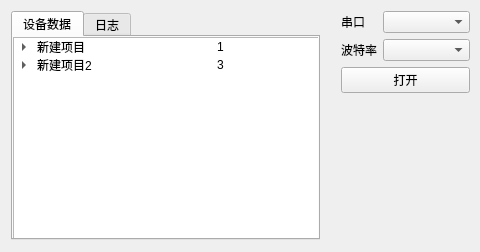
Qt form iotboxwidget.ui (cairijun/iotbox) before a commit.
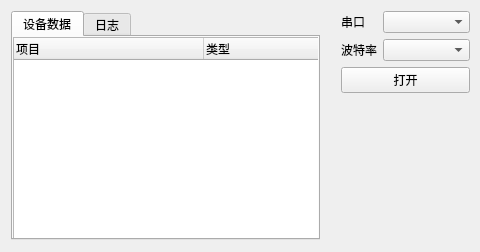
The same form after that commit. The open tabs and pages were chosen to show the change.

Commit message: 完成iotLog类

```diff
--- a/iotboxwidget.ui
+++ b/iotboxwidget.ui
@@ -42,67 +42,27 @@
          </rect>
         </property>
         <attribute name="headerVisible">
-         <bool>false</bool>
+         <bool>true</bool>
         </attribute>
         <attribute name="headerCascadingSectionResizes">
          <bool>false</bool>
         </attribute>
         <attribute name="headerDefaultSectionSize">
-         <number>200</number>
+         <number>190</number>
         </attribute>
         <attribute name="headerStretchLastSection">
          <bool>true</bool>
         </attribute>
         <column>
          <property name="text">
-          <string>设备</string>
+          <string>项目</string>
          </property>
         </column>
         <column>
          <property name="text">
-          <string>数据</string>
+          <string>类型</string>
          </property>
         </column>
-        <item>
-         <property name="text">
-          <string>新建项目</string>
-         </property>
-         <property name="text">
-          <string>1</string>
-         </property>
-         <item>
-          <property name="text">
-           <string>新建子项目2</string>
-          </property>
-          <property name="text">
-           <string>2</string>
-          </property>
-         </item>
-        </item>
-        <item>
-         <property name="text">
-          <string>新建项目2</string>
-         </property>
-         <property name="text">
-          <string>3</string>
-         </property>
-         <item>
-          <property name="text">
-           <string>新建子项目</string>
-          </property>
-          <property name="text">
-           <string>4</string>
-          </property>
-         </item>
-         <item>
-          <property name="text">
-           <string>新建项目3</string>
-          </property>
-          <property name="text">
-           <string>5</string>
-          </property>
-         </item>
-        </item>
        </widget>
       </widget>
       <widget class="QWidget" name="tab_2">
```
Left out of the diff: 2 changed lines with no effect on the pictures. The commit also changes 1 other file.
